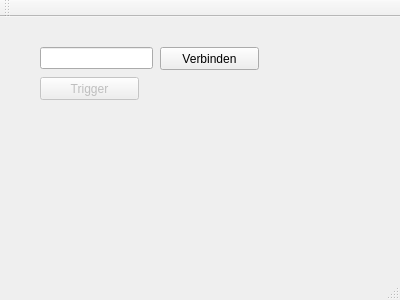
This is webSocketDemo/wenSocketClient/mainwindow.ui in midiPlayer/midiPlayer as Qt 5 draws it before an edit. The edited form follows.
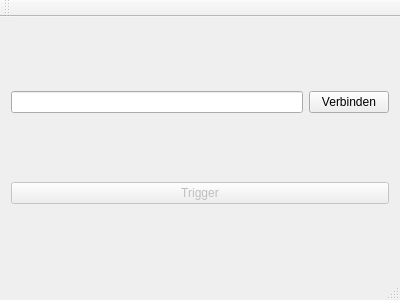
This is the edited form.

```diff
--- a/webSocketDemo/wenSocketClient/mainwindow.ui
+++ b/webSocketDemo/wenSocketClient/mainwindow.ui
@@ -14,45 +14,32 @@
    <string>MainWindow</string>
   </property>
   <widget class="QWidget" name="centralWidget">
-   <widget class="QLineEdit" name="urlEdit">
-    <property name="geometry">
-     <rect>
-      <x>40</x>
-      <y>30</y>
-      <width>113</width>
-      <height>22</height>
-     </rect>
-    </property>
-   </widget>
+   <layout class="QVBoxLayout" name="verticalLayout">
+    <item>
+     <layout class="QHBoxLayout" name="horizontalLayout">
+      <item>
+       <widget class="QLineEdit" name="urlEdit"/>
+      </item>
+      <item>
    <widget class="QPushButton" name="connectBtn">
-    <property name="geometry">
-     <rect>
-      <x>160</x>
-      <y>30</y>
-      <width>99</width>
-      <height>23</height>
-     </rect>
-    </property>
     <property name="text">
      <string>Verbinden</string>
     </property>
    </widget>
+      </item>
+     </layout>
+    </item>
+    <item>
    <widget class="QPushButton" name="triggerBtn">
     <property name="enabled">
      <bool>false</bool>
     </property>
-    <property name="geometry">
-     <rect>
-      <x>40</x>
-      <y>60</y>
-      <width>99</width>
-      <height>23</height>
-     </rect>
-    </property>
     <property name="text">
      <string>Trigger</string>
     </property>
    </widget>
+    </item>
+   </layout>
   </widget>
   <widget class="QMenuBar" name="menuBar">
    <property name="geometry">
```
Left out of the diff: 2 changed lines with no effect on the pictures. Lines whose indentation alone changed are shown as unchanged.
